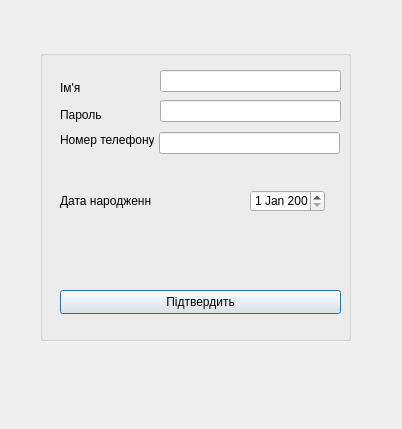
Qt form Mebel_aplication/vitalikSign_up/signupwindow.ui (ValeZh/Project_mebel) before a commit.
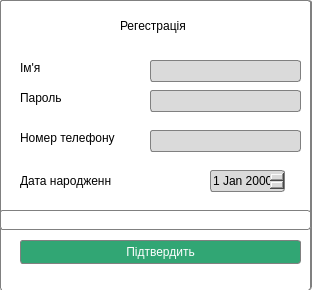
The same form after that commit.

Diff of the .ui file:
```diff
--- a/Mebel_aplication/vitalikSign_up/signupwindow.ui
+++ b/Mebel_aplication/vitalikSign_up/signupwindow.ui
@@ -6,22 +6,32 @@
    <rect>
     <x>0</x>
     <y>0</y>
-    <width>402</width>
-    <height>429</height>
+    <width>312</width>
+    <height>290</height>
    </rect>
   </property>
   <property name="windowTitle">
    <string>Dialog</string>
   </property>
+  <property name="styleSheet">
+   <string notr="true">background-color: rgb(255, 255, 255);
+ border: 1px solid gray;
+border-radius: 3px;
+</string>
+  </property>
   <widget class="QGroupBox" name="SignUpGroupBox">
    <property name="geometry">
     <rect>
-     <x>40</x>
-     <y>50</y>
+     <x>0</x>
+     <y>0</y>
      <width>311</width>
      <height>291</height>
     </rect>
    </property>
+   <property name="styleSheet">
+    <string notr="true"> border: 1px solid gray;
+border-radius: 3px;</string>
+   </property>
    <property name="title">
     <string/>
    </property>
@@ -29,11 +39,15 @@
     <property name="geometry">
      <rect>
       <x>20</x>
-      <y>30</y>
-      <width>21</width>
+      <y>60</y>
+      <width>41</width>
       <height>16</height>
      </rect>
     </property>
+    <property name="styleSheet">
+     <string notr="true">font: 10pt &quot;Segoe UI&quot;;
+border:none;</string>
+    </property>
     <property name="text">
      <string>Ім'я</string>
     </property>
@@ -42,11 +56,15 @@
     <property name="geometry">
      <rect>
       <x>20</x>
-      <y>57</y>
-      <width>42</width>
+      <y>90</y>
+      <width>61</width>
       <height>16</height>
      </rect>
     </property>
+    <property name="styleSheet">
+     <string notr="true">font: 10pt &quot;Segoe UI&quot;;
+border:none;</string>
+    </property>
     <property name="text">
      <string>Пароль</string>
     </property>
@@ -55,11 +73,15 @@
     <property name="geometry">
      <rect>
       <x>20</x>
-      <y>82</y>
-      <width>94</width>
+      <y>130</y>
+      <width>111</width>
       <height>16</height>
      </rect>
     </property>
+    <property name="styleSheet">
+     <string notr="true">font: 10pt &quot;Segoe UI&quot;;
+border:none;</string>
+    </property>
     <property name="text">
      <string>Номер телефону</string>
     </property>
@@ -68,11 +90,15 @@
     <property name="geometry">
      <rect>
       <x>20</x>
-      <y>140</y>
+      <y>170</y>
       <width>91</width>
       <height>22</height>
      </rect>
     </property>
+    <property name="styleSheet">
+     <string notr="true">font: 10pt &quot;Segoe UI&quot;;
+border:none;</string>
+    </property>
     <property name="text">
      <string>Дата народження</string>
     </property>
@@ -81,18 +107,21 @@
     <property name="geometry">
      <rect>
       <x>210</x>
-      <y>140</y>
+      <y>170</y>
       <width>75</width>
       <height>22</height>
      </rect>
     </property>
+    <property name="styleSheet">
+     <string notr="true">background-color: rgb(218, 218, 218);</string>
+    </property>
    </widget>
    <widget class="QLineEdit" name="NameLineEdit">
     <property name="geometry">
      <rect>
-      <x>120</x>
-      <y>20</y>
-      <width>181</width>
+      <x>150</x>
+      <y>60</y>
+      <width>151</width>
       <height>22</height>
      </rect>
     </property>
@@ -102,16 +131,22 @@
       <height>16777215</height>
      </size>
     </property>
+    <property name="styleSheet">
+     <string notr="true">background-color: rgb(218, 218, 218);</string>
+    </property>
    </widget>
    <widget class="QLineEdit" name="PhoneNumberLineEdit">
     <property name="geometry">
      <rect>
-      <x>119</x>
-      <y>82</y>
-      <width>181</width>
+      <x>150</x>
+      <y>130</y>
+      <width>151</width>
       <height>22</height>
      </rect>
     </property>
+    <property name="styleSheet">
+     <string notr="true">background-color: rgb(218, 218, 218);</string>
+    </property>
    </widget>
    <widget class="QPushButton" name="ConfirmPushButton">
     <property name="geometry">
@@ -122,6 +157,9 @@
       <height>24</height>
      </rect>
     </property>
+    <property name="styleSheet">
+     <string notr="true">background-color: rgb(49, 166, 116);color: white;</string>
+    </property>
     <property name="text">
      <string>Підтвердить</string>
     </property>
@@ -129,11 +167,44 @@
    <widget class="QLineEdit" name="PasswordLineEdit">
     <property name="geometry">
      <rect>
-      <x>120</x>
-      <y>50</y>
-      <width>181</width>
+      <x>150</x>
+      <y>90</y>
+      <width>151</width>
       <height>22</height>
      </rect>
+    </property>
+    <property name="styleSheet">
+     <string notr="true">background-color: rgb(218, 218, 218);</string>
+    </property>
+   </widget>
+   <widget class="QLabel" name="label_2">
+    <property name="geometry">
+     <rect>
+      <x>120</x>
+      <y>10</y>
+      <width>91</width>
+      <height>31</height>
+     </rect>
+    </property>
+    <property name="styleSheet">
+     <string notr="true">font: 10pt &quot;Segoe UI&quot;;
+border:none;</string>
+    </property>
+    <property name="text">
+     <string>Регестрація</string>
+    </property>
+   </widget>
+   <widget class="QLabel" name="warningLabel">
+    <property name="geometry">
+     <rect>
+      <x>0</x>
+      <y>210</y>
+      <width>311</width>
+      <height>20</height>
+     </rect>
+    </property>
+    <property name="text">
+     <string/>
     </property>
    </widget>
   </widget>
```
Left out of the diff: 2 changed lines with no effect on the pictures.
